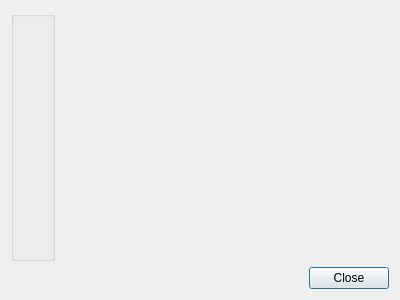
This is quickevent/app/quickevent/plugins/Core/src/widgets/settingsdialog.ui in Quick-Event/quickbox as Qt 5 draws it before an edit. The edited form follows.
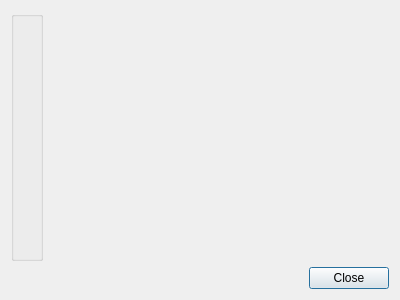
This is the edited form.

Commit message: Settings dialog is styled according to application CSS

Patch:
```diff
--- a/quickevent/app/quickevent/plugins/Core/src/widgets/settingsdialog.ui
+++ b/quickevent/app/quickevent/plugins/Core/src/widgets/settingsdialog.ui
@@ -25,6 +25,21 @@
         </size>
        </property>
        <layout class="QVBoxLayout" name="verticalLayout">
+        <property name="spacing">
+         <number>3</number>
+        </property>
+        <property name="leftMargin">
+         <number>3</number>
+        </property>
+        <property name="topMargin">
+         <number>3</number>
+        </property>
+        <property name="rightMargin">
+         <number>3</number>
+        </property>
+        <property name="bottomMargin">
+         <number>3</number>
+        </property>
         <item>
          <spacer name="verticalSpacer">
           <property name="orientation">
@@ -42,7 +57,14 @@
       </widget>
      </item>
      <item>
-      <widget class="QStackedWidget" name="stackedWidget"/>
+      <widget class="QStackedWidget" name="stackedWidget">
+       <property name="sizePolicy">
+        <sizepolicy hsizetype="Expanding" vsizetype="Preferred">
+         <horstretch>0</horstretch>
+         <verstretch>0</verstretch>
+        </sizepolicy>
+       </property>
+      </widget>
      </item>
     </layout>
    </item>
```
The commit also changes 3 other files.
